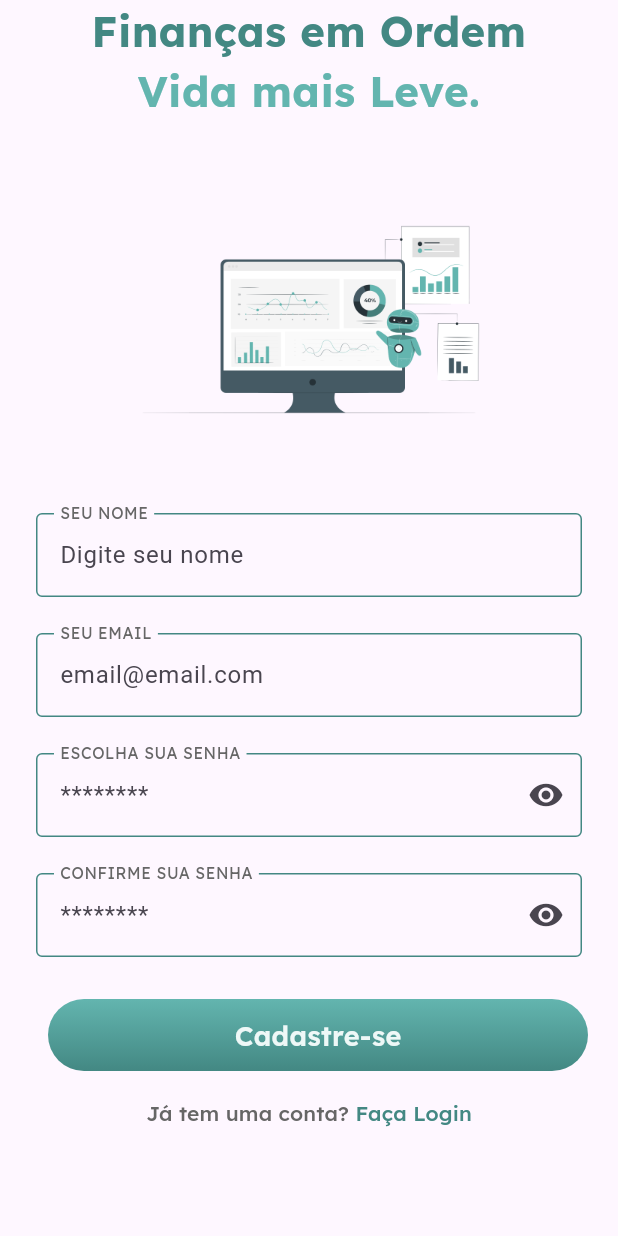
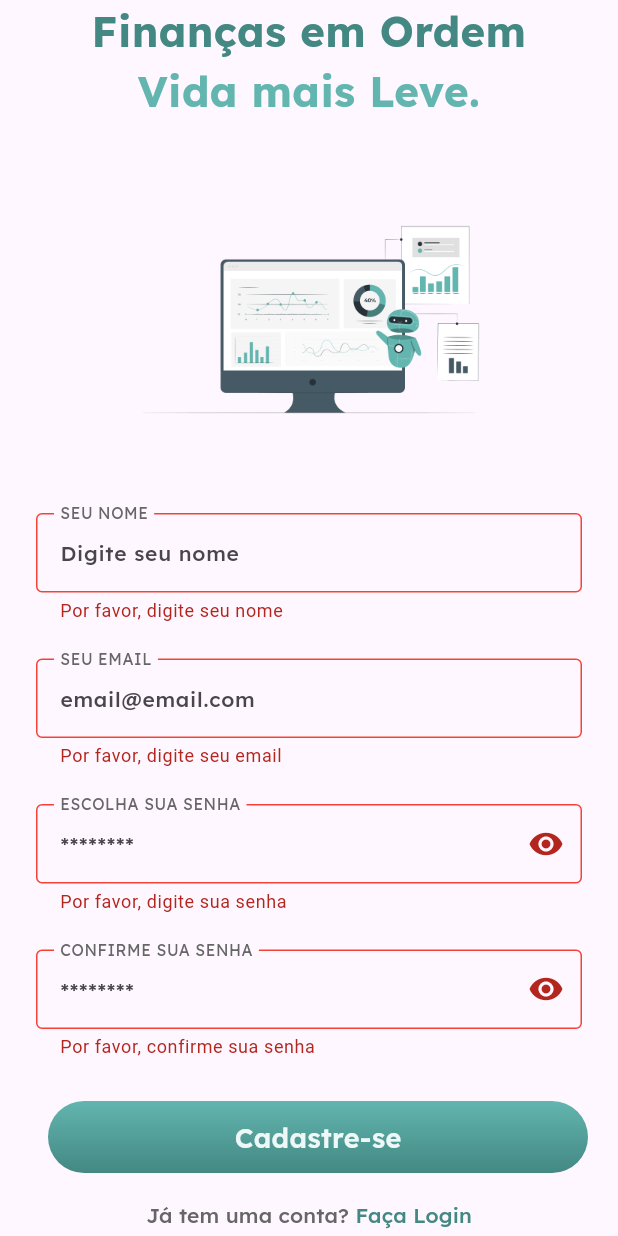
Before and after one commit to augusto-hog/despesas_app, a Flutter app: the screen it shows after launch, after a tap on "Cadastre-se", on a phone screen of 412 x 824 dp. Run offline on Flutter 3.47's test engine with Material 3 defaults, Android fonts, the phone set to English and light mode, and no system bars.

```diff
--- a/lib/common/constants/app_colors.dart
+++ b/lib/common/constants/app_colors.dart
@@ -3,8 +3,8 @@ import 'dart:ui';
 class AppColors {
   AppColors._();
 
-  static const Color greenlightOne = Color(0xFF63B5AF);
-  static const Color greenlightTwo = Color(0xFF438883);
+  static const Color greenOne = Color(0xFF63B5AF);
+  static const Color greenTwo = Color(0xFF438883);
   static const List<Color> greenGradient = [
     Color(0xFF63B5AF),
     Color(0xFF438883)
--- a/lib/common/constants/app_text_styles.dart
+++ b/lib/common/constants/app_text_styles.dart
@@ -33,4 +33,14 @@ class AppTextStyles {
     fontSize: 14.0,
     fontWeight: FontWeight.w400,
   );
+  static const TextStyle inputText = TextStyle(
+    fontFamily: 'Lexend',
+    fontSize: 14.0,
+    fontWeight: FontWeight.w500,
+  );
+  static const TextStyle inputHintText = TextStyle(
+    fontFamily: 'Lexend',
+    fontSize: 12.0,
+    fontWeight: FontWeight.w400,
+  );
 }
--- /dev/null
+++ b/lib/common/utils/uppercase_text_formatter.dart
@@ -0,0 +1,12 @@
+import 'package:flutter/services.dart';
+
+class UpperCaseTextInputFormatter extends TextInputFormatter {
+  @override
+  TextEditingValue formatEditUpdate(
+      TextEditingValue oldValue, TextEditingValue newValue) {
+    return TextEditingValue(
+      text: newValue.text.toUpperCase(),
+      selection: newValue.selection,
+    );
+  }
+}
--- a/lib/common/widgets/custom_text_form_field.dart
+++ b/lib/common/widgets/custom_text_form_field.dart
@@ -1,6 +1,7 @@
 import 'package:despesas_app/common/constants/app_colors.dart';
 import 'package:despesas_app/common/constants/app_text_styles.dart';
 import 'package:flutter/material.dart';
+import 'package:flutter/services.dart';
 
 class CustomTextFormField extends StatefulWidget {
   final EdgeInsetsGeometry? padding;
@@ -13,6 +14,10 @@ class CustomTextFormField extends StatefulWidget {
   final TextInputAction? textInputAction;
   final Widget? suffixIcon;
   final bool? obscureText;
+  final String? helperText;
+  final List<TextInputFormatter>? inputFormatters;
+  final String? Function(String?)? validator;
+
   const CustomTextFormField({
     super.key,
     this.padding,
@@ -25,6 +30,9 @@ class CustomTextFormField extends StatefulWidget {
     this.textInputAction,
     this.suffixIcon,
     this.obscureText = false,
+    this.helperText,
+    this.inputFormatters,
+    this.validator,
   });
 
   @override
@@ -34,7 +42,7 @@ class CustomTextFormField extends StatefulWidget {
 class _CustomTextFormFieldState extends State<CustomTextFormField> {
   final defaultBorder = const OutlineInputBorder(
     borderSide: BorderSide(
-      color: AppColors.greenlightTwo,
+      color: AppColors.greenTwo,
     ),
   );
 
@@ -44,12 +52,18 @@ class _CustomTextFormFieldState extends State<CustomTextFormField> {
       padding: widget.padding ??
           const EdgeInsets.symmetric(horizontal: 24.0, vertical: 12.0),
       child: TextFormField(
+        validator: widget.validator,
+        style: AppTextStyles.inputText.copyWith(
+          color: AppColors.greenTwo,
+        ),
+        inputFormatters: widget.inputFormatters,
         obscureText: widget.obscureText ?? false,
         keyboardType: widget.keyboardType,
         controller: widget.controller,
         textCapitalization:
             widget.textCapitalization ?? TextCapitalization.none,
         decoration: InputDecoration(
+          helperText: widget.helperText,
           suffixIcon: widget.suffixIcon,
           hintText: widget.hintText,
           floatingLabelBehavior: FloatingLabelBehavior.always,
--- a/lib/common/widgets/password_form_field.dart
+++ b/lib/common/widgets/password_form_field.dart
@@ -13,9 +13,11 @@ class PasswordFormField extends StatefulWidget {
   final int? maxLength;
   final TextInputAction? textInputAction;
   final Widget? suffixIcon;
+  final String? helperText;
+  final FormFieldValidator<String>? validator;
 
-  const PasswordFormField(
-      {super.key,
+  const PasswordFormField({
+    super.key,
     this.padding,
     this.hintText,
     this.labelText,
@@ -24,7 +26,10 @@ class PasswordFormField extends StatefulWidget {
     this.keyboardType,
     this.maxLength,
     this.textInputAction,
-      this.suffixIcon});
+    this.helperText,
+    this.suffixIcon,
+    this.validator,
+  });
 
   @override
   State<PasswordFormField> createState() => _PasswordFormFieldState();
@@ -36,6 +41,7 @@ class _PasswordFormFieldState extends State<PasswordFormField> {
   @override
   Widget build(BuildContext context) {
     return CustomTextFormField(
+      validator: widget.validator,
         obscureText: isHidden,
         controller: widget.controller,
         padding: widget.padding,
--- a/lib/features/cadastro/sign_up_page.dart
+++ b/lib/features/cadastro/sign_up_page.dart
@@ -2,14 +2,22 @@ import 'dart:developer';
 
 import 'package:despesas_app/common/constants/app_colors.dart';
 import 'package:despesas_app/common/constants/app_text_styles.dart';
+import 'package:despesas_app/common/utils/uppercase_text_formatter.dart';
 import 'package:despesas_app/common/widgets/custom_text_form_field.dart';
 import 'package:despesas_app/common/widgets/multi_text_button.dart';
 import 'package:despesas_app/common/widgets/password_form_field.dart';
 import 'package:despesas_app/common/widgets/primary_button.dart';
 import 'package:flutter/material.dart';
 
-class SignUpPage extends StatelessWidget {
+class SignUpPage extends StatefulWidget {
   const SignUpPage({super.key});
+
+  @override
+  State<SignUpPage> createState() => _SignUpPageState();
+}
+
+class _SignUpPageState extends State<SignUpPage> {
+  final _formKey = GlobalKey<FormState>();
 
   @override
   Widget build(BuildContext context) {
@@ -19,14 +27,14 @@ class SignUpPage extends StatelessWidget {
           Text(
             'Finanças em Ordem',
             textAlign: TextAlign.center,
-            style: AppTextStyles.mediumText28
-                .copyWith(color: AppColors.greenlightTwo),
+            style:
+                AppTextStyles.mediumText28.copyWith(color: AppColors.greenTwo),
           ),
           Text(
             'Vida mais Leve.',
             textAlign: TextAlign.center,
-            style: AppTextStyles.mediumText28
-                .copyWith(color: AppColors.greenlightOne),
+            style:
+                AppTextStyles.mediumText28.copyWith(color: AppColors.greenOne),
           ),
           SizedBox(
             width: 250, // Defina a largura desejada
@@ -37,24 +45,52 @@ class SignUpPage extends StatelessWidget {
                   .contain, // Ajuste a forma como a imagem se adapta ao Container
             ),
           ),
-          const Form(
+          Form(
+              key: _formKey,
               child: Column(
                 children: [
                   CustomTextFormField(
                     labelText: "seu nome",
                     hintText: "Digite seu nome",
+                    inputFormatters: [
+                      UpperCaseTextInputFormatter(),
+                    ],
+                    validator: (value) {
+                      if (value != null && value.isEmpty) {
+                        return 'Por favor, digite seu nome';
+                      }
+                      return null;
+                    },
                   ),
                   CustomTextFormField(
                     labelText: "seu Email",
                     hintText: "email@email.com",
+                    validator: (value) {
+                      if (value != null && value.isEmpty) {
+                        return 'Por favor, digite seu email';
+                      }
+                      return null;
+                    },
                   ),
                   PasswordFormField(
                     labelText: "escolha sua senha",
                     hintText: "********",
+                    validator: (value) {
+                      if (value != null && value.isEmpty) {
+                        return 'Por favor, digite sua senha';
+                      }
+                      return null;
+                    },
                   ),
                   PasswordFormField(
                     labelText: "Confirme sua senha",
                     hintText: "********",
+                    validator: (value) {
+                      if (value != null && value.isEmpty) {
+                        return 'Por favor, confirme sua senha';
+                      }
+                      return null;
+                    },
                   ),
                 ],
               )),
@@ -64,7 +100,13 @@ class SignUpPage extends StatelessWidget {
             child: PrimaryButton(
               text: 'Cadastre-se',
               onPressed: () {
-                log('Clicou em "Cadastre-se"');
+                final valid = _formKey.currentState != null &&
+                    _formKey.currentState!.validate();
+                if (valid) {
+                  log('Continuar com o cadastro');
+                } else {
+                  log('Formulário inválido');
+                }
               },
             ),
           ),
@@ -82,7 +124,7 @@ class SignUpPage extends StatelessWidget {
               Text(
                 'Faça Login',
                 style: AppTextStyles.smallText.copyWith(
-                  color: AppColors.greenlightTwo,
+                  color: AppColors.greenTwo,
                 ),
               ),
             ],
--- a/lib/features/onboarding/onboarding_page.dart
+++ b/lib/features/onboarding/onboarding_page.dart
@@ -27,13 +27,13 @@ class OnboardingPage extends StatelessWidget {
             Text(
               'Finanças em Ordem',
               style: AppTextStyles.mediumText28
-                  .copyWith(color: AppColors.greenlightTwo),
+                  .copyWith(color: AppColors.greenTwo),
               textAlign: TextAlign.center,
             ),
             Text(
               'Vida mais Leve.',
               style: AppTextStyles.mediumText28
-                  .copyWith(color: AppColors.greenlightOne),
+                  .copyWith(color: AppColors.greenOne),
               textAlign: TextAlign.center,
             ),
             Padding(
@@ -58,7 +58,7 @@ class OnboardingPage extends StatelessWidget {
                 Text(
                   'Faça Login',
                   style: AppTextStyles.smallText.copyWith(
-                    color: AppColors.greenlightTwo,
+                    color: AppColors.greenTwo,
                   ),
                 ),
               ],
--- a/lib/features/splash/splash_page.dart
+++ b/lib/features/splash/splash_page.dart
@@ -15,8 +15,8 @@ class SplashPage extends StatelessWidget {
             begin: Alignment.topCenter,
             end: Alignment.bottomCenter,
             colors: [
-              AppColors.greenlightOne,
-              AppColors.greenlightTwo,
+              AppColors.greenOne,
+              AppColors.greenTwo,
             ],
           ),
         ),
```
Lines whose indentation alone changed are shown as unchanged.
